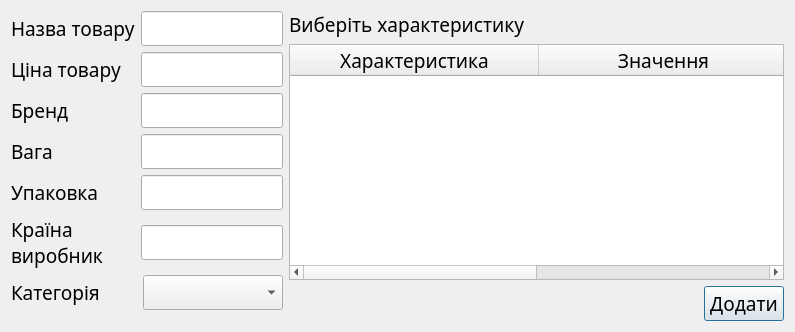
This is src/View/addproductdialog.ui in Fyz-dev/GunStore as Qt 5 draws it before an edit. The edited form follows.
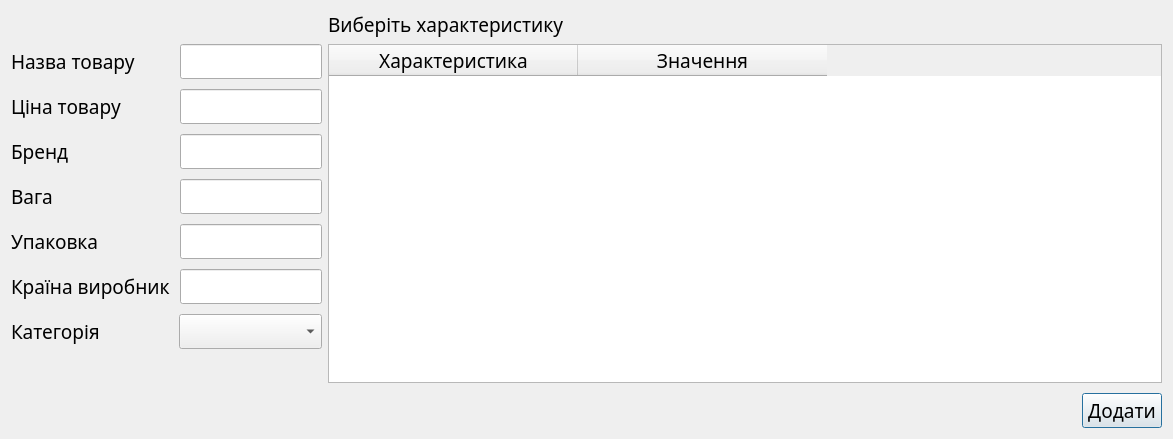
This is the edited form.

What changed in the file:
```diff
--- a/src/View/addproductdialog.ui
+++ b/src/View/addproductdialog.ui
@@ -6,8 +6,8 @@
    <rect>
     <x>0</x>
     <y>0</y>
-    <width>795</width>
-    <height>332</height>
+    <width>1173</width>
+    <height>439</height>
    </rect>
   </property>
   <property name="minimumSize">
@@ -25,11 +25,27 @@
   <property name="windowTitle">
    <string>Додавання товару</string>
   </property>
-  <layout class="QHBoxLayout" name="horizontalLayout_17">
-   <item>
-    <layout class="QVBoxLayout" name="verticalLayout_6">
+  <layout class="QFormLayout" name="formLayout">
+   <item row="0" column="1">
+    <widget class="QLabel" name="label_8">
+     <property name="sizePolicy">
+      <sizepolicy hsizetype="Preferred" vsizetype="Fixed">
+       <horstretch>0</horstretch>
+       <verstretch>0</verstretch>
+      </sizepolicy>
+     </property>
+     <property name="text">
+      <string>Виберіть характеристику</string>
+     </property>
+    </widget>
+   </item>
+   <item row="1" column="0">
+    <layout class="QVBoxLayout" name="verticalLayout_2">
+     <property name="spacing">
+      <number>10</number>
+     </property>
      <item>
-      <layout class="QHBoxLayout" name="horizontalLayout_10">
+      <layout class="QHBoxLayout" name="horizontalLayout">
        <item>
         <widget class="QLabel" name="label_10">
          <property name="text">
@@ -56,7 +72,7 @@
       </layout>
      </item>
      <item>
-      <layout class="QHBoxLayout" name="horizontalLayout_11">
+      <layout class="QHBoxLayout" name="horizontalLayout_2">
        <item>
         <widget class="QLabel" name="label_11">
          <property name="text">
@@ -83,7 +99,7 @@
       </layout>
      </item>
      <item>
-      <layout class="QHBoxLayout" name="horizontalLayout_12">
+      <layout class="QHBoxLayout" name="horizontalLayout_3">
        <item>
         <widget class="QLabel" name="label_12">
          <property name="text">
@@ -110,15 +126,9 @@
       </layout>
      </item>
      <item>
-      <layout class="QHBoxLayout" name="horizontalLayout_13">
+      <layout class="QHBoxLayout" name="horizontalLayout_4">
        <item>
-        <widget class="QLabel" name="label_13">
-         <property name="sizePolicy">
-          <sizepolicy hsizetype="Preferred" vsizetype="Preferred">
-           <horstretch>0</horstretch>
-           <verstretch>0</verstretch>
-          </sizepolicy>
-         </property>
+        <widget class="QLabel" name="label_4">
          <property name="text">
           <string>Вага</string>
          </property>
@@ -143,7 +153,7 @@
       </layout>
      </item>
      <item>
-      <layout class="QHBoxLayout" name="horizontalLayout_14">
+      <layout class="QHBoxLayout" name="horizontalLayout_5">
        <item>
         <widget class="QLabel" name="label_14">
          <property name="text">
@@ -170,15 +180,11 @@
       </layout>
      </item>
      <item>
-      <layout class="QHBoxLayout" name="horizontalLayout_15">
-       <property name="spacing">
-        <number>6</number>
-       </property>
+      <layout class="QHBoxLayout" name="horizontalLayout_6">
        <item>
         <widget class="QLabel" name="label_15">
          <property name="text">
-          <string>Країна
-виробник</string>
+          <string>Країна виробник</string>
          </property>
         </widget>
        </item>
@@ -201,7 +207,7 @@
       </layout>
      </item>
      <item>
-      <layout class="QHBoxLayout" name="horizontalLayout_16">
+      <layout class="QHBoxLayout" name="horizontalLayout_7">
        <item>
         <widget class="QLabel" name="label_16">
          <property name="text">
@@ -219,13 +225,13 @@
          </property>
          <property name="minimumSize">
           <size>
-           <width>140</width>
+           <width>142</width>
            <height>0</height>
           </size>
          </property>
          <property name="maximumSize">
           <size>
-           <width>140</width>
+           <width>143</width>
            <height>16777215</height>
           </size>
          </property>
@@ -238,44 +244,28 @@
        <property name="orientation">
         <enum>Qt::Vertical</enum>
        </property>
-       <property name="sizeType">
-        <enum>QSizePolicy::Expanding</enum>
-       </property>
        <property name="sizeHint" stdset="0">
         <size>
          <width>20</width>
-         <height>30</height>
+         <height>40</height>
         </size>
        </property>
       </spacer>
      </item>
     </layout>
    </item>
-   <item>
-    <layout class="QVBoxLayout" name="verticalLayout_4">
+   <item row="1" column="1">
+    <layout class="QVBoxLayout" name="verticalLayout_3">
+     <property name="spacing">
+      <number>10</number>
+     </property>
      <item>
       <layout class="QVBoxLayout" name="verticalLayout_5">
        <item>
-        <widget class="QLabel" name="label_9">
-         <property name="text">
-          <string>Виберіть характеристику</string>
-         </property>
-        </widget>
-       </item>
-       <item>
-        <widget class="QTableWidget" name="tableWidget_2">
-         <attribute name="horizontalHeaderCascadingSectionResizes">
-          <bool>false</bool>
-         </attribute>
+        <widget class="QTableWidget" name="tableWidget">
          <attribute name="horizontalHeaderDefaultSectionSize">
           <number>249</number>
          </attribute>
-         <attribute name="horizontalHeaderStretchLastSection">
-          <bool>true</bool>
-         </attribute>
-         <attribute name="verticalHeaderStretchLastSection">
-          <bool>false</bool>
-         </attribute>
          <column>
           <property name="text">
            <string>Характеристика</string>
```
Left out of the diff: 26 changed lines with no effect on the pictures.
